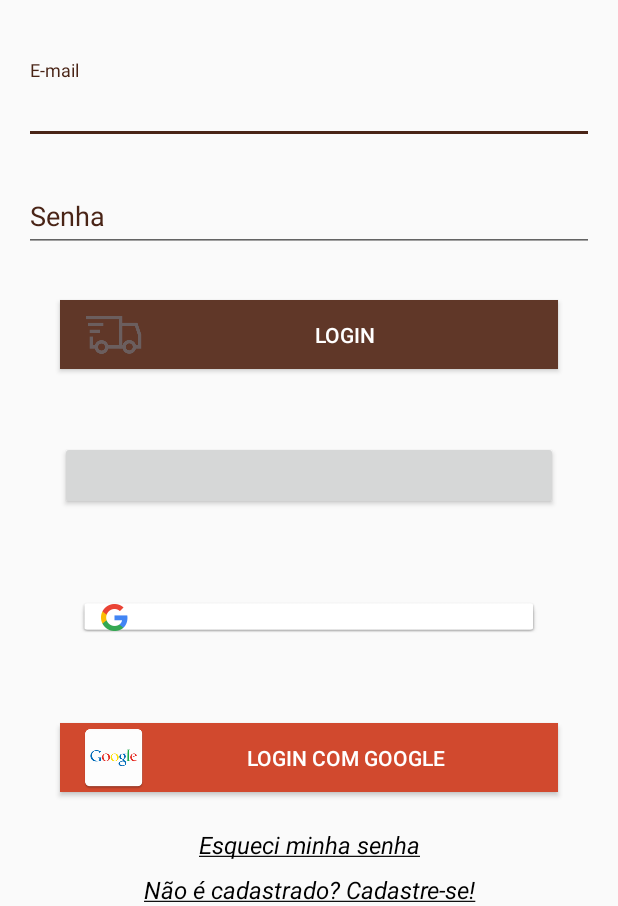
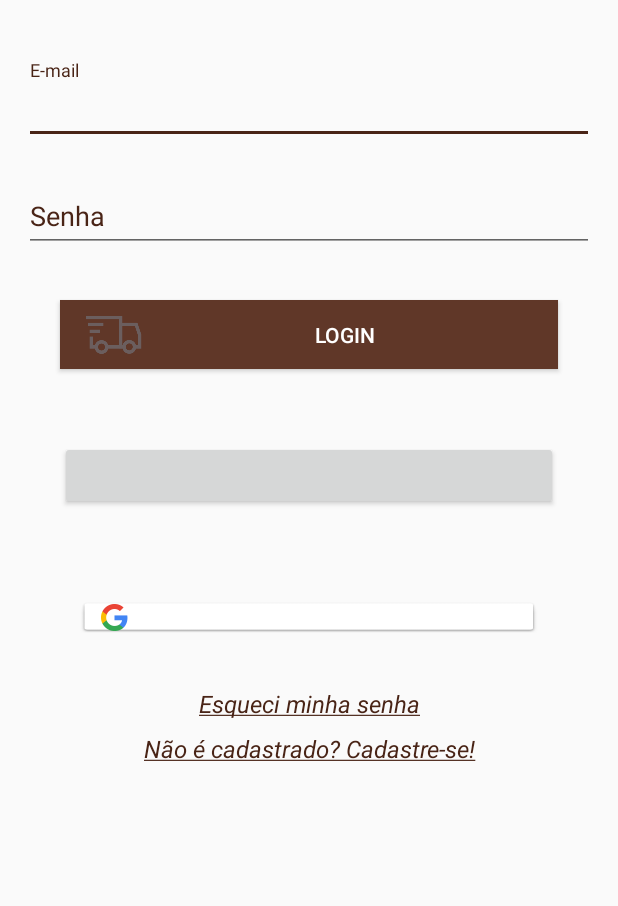
Before and after one commit to RafaelCarlos/EasyGas, an Android app: the screen it shows after launch (LoginActivity), on a phone screen of 412 x 824 dp, the part 330-1236 px from its top. Run offline under Robolectric (Android 15) with nearby library versions, the phone set to English and light mode, and no system bars; our stand-ins replace ButterKnife; libraries missing offline, so code that uses them is left out: com.afollestad.materialdialogs, com.facebook, com.facebook.login; plain views replace LoginButton; 5 statements that could not run were skipped.

Commit message:
Integrando aplicativo com API Google

```diff
--- a/app/src/main/java/com/codigo/rafael/easygas/user/LoginActivity.java
+++ b/app/src/main/java/com/codigo/rafael/easygas/user/LoginActivity.java
@@ -8,6 +8,7 @@ import android.content.SharedPreferences;
 import android.graphics.Color;
 import android.graphics.Typeface;
 import android.os.Bundle;
+import android.support.annotation.NonNull;
 import android.support.v7.app.AlertDialog;
 import android.support.v7.app.AppCompatActivity;
 import android.text.SpannableString;
@@ -44,6 +45,7 @@ import com.google.android.gms.auth.api.Auth;
 import com.google.android.gms.auth.api.signin.GoogleSignInAccount;
 import com.google.android.gms.auth.api.signin.GoogleSignInOptions;
 import com.google.android.gms.auth.api.signin.GoogleSignInResult;
+import com.google.android.gms.common.ConnectionResult;
 import com.google.android.gms.common.SignInButton;
 import com.google.android.gms.common.api.GoogleApiClient;
 
@@ -54,7 +56,7 @@ import java.util.Arrays;
 import butterknife.Bind;
 import butterknife.ButterKnife;
 
-public class LoginActivity extends AppCompatActivity {
+public class LoginActivity extends AppCompatActivity implements GoogleApiClient.OnConnectionFailedListener {
 
     private static final String TAG = "LoginActivity";
     private static final int REQUEST_SIGNUP = 0;
@@ -82,6 +84,9 @@ public class LoginActivity extends AppCompatActivity {
     private SharedPreferences preferences;
     private GraphRequest graphRequest;
     private GoogleApiClient mGoogleApiClient;
+    private String nome;
+    private String email;
+    private Bundle parametr;
 
     @Override
     public void onCreate(Bundle savedInstanceState) {
@@ -89,11 +94,15 @@ public class LoginActivity extends AppCompatActivity {
         setContentView(R.layout.activity_login);
         ButterKnife.bind(this);
 
+
+        parametr = new Bundle();
+
         preferences = getSharedPreferences("pref", Context.MODE_PRIVATE);
         String login = preferences.getString("login", null);
         String senha = preferences.getString("senha", null);
         SignInButton signInButton = (SignInButton) findViewById(R.id.sign_in_button);
-        signInButton.setSize(SignInButton.SIZE_STANDARD);
+        signInButton.setSize(SignInButton.SIZE_WIDE);
+
 
         GoogleSignInOptions gso = new GoogleSignInOptions.Builder(GoogleSignInOptions.DEFAULT_SIGN_IN)
                 .requestEmail()
@@ -102,7 +111,7 @@ public class LoginActivity extends AppCompatActivity {
 
 
         mGoogleApiClient = new GoogleApiClient.Builder(this)
-                .enableAutoManage(this /* FragmentActivity */, (GoogleApiClient.OnConnectionFailedListener) this /* OnConnectionFailedListener */)
+                .enableAutoManage(this /* FragmentActivity */, this /* OnConnectionFailedListener */)
                 .addApi(Auth.GOOGLE_SIGN_IN_API, gso)
                 .build();
 
@@ -203,9 +212,9 @@ public class LoginActivity extends AppCompatActivity {
             @Override
             public void onCompleted(GraphResponse response) {
                 try {
-                    String nome = response.getJSONObject().get("name").toString();
-                    String email = response.getJSONObject().get("email").toString();
-                    Bundle parametr = new Bundle();
+                    nome = response.getJSONObject().get("name").toString();
+                    email = response.getJSONObject().get("email").toString();
+                    parametr = new Bundle();
                     parametr.putString("name", nome);
                     parametr.putString("email", email);
                     Intent i = new Intent(LoginActivity.this, MainActivity.class);
@@ -299,7 +308,16 @@ public class LoginActivity extends AppCompatActivity {
         if (result.isSuccess()) {
             // Signed in successfully, show authenticated UI.
             GoogleSignInAccount acct = result.getSignInAccount();
+            nome = acct.getDisplayName();
+            email = acct.getEmail();
+            parametr = new Bundle();
+            parametr.putString("name", nome);
+            parametr.putString("email", email);
+            Intent i = new Intent(LoginActivity.this, MainActivity.class);
+            i.putExtras(parametr);
+            startActivity(i);
             Log.i("GoogleCerto", acct.getDisplayName());
+            Log.i("GoogleCerto", acct.getEmail());
 //            mStatusTextView.setText(getString(R.string.signed_in_fmt, acct.getDisplayName()));
 //            updateUI(true);
         } else {
@@ -366,4 +384,9 @@ public class LoginActivity extends AppCompatActivity {
                     }
                 }).show();
     }
+
+    @Override
+    public void onConnectionFailed(@NonNull ConnectionResult connectionResult) {
+
+    }
 }
--- a/app/src/main/res/layout/activity_login.xml
+++ b/app/src/main/res/layout/activity_login.xml
@@ -151,23 +151,23 @@
                 android:paddingRight="24dp" />
 
 
-            <android.support.v7.widget.AppCompatButton
-                android:id="@+id/btn_Google"
-                android:layout_width="match_parent"
-                android:layout_height="46dp"
-                android:layout_marginBottom="24dp"
-                android:layout_marginLeft="24dp"
-                android:layout_marginRight="24dp"
-                android:layout_marginTop="24dp"
-                android:background="@color/colorGradienteGoogle"
-                android:drawableLeft="@mipmap/ic_google"
-                android:drawablePadding="2dp"
-                android:padding="12dp"
-                android:paddingLeft="24dp"
-                android:paddingRight="24dp"
-                android:shadowColor="@color/colorAccent"
-                android:text="Login Com Google"
-                android:textColor="#ffffff" />
+            <!--<android.support.v7.widget.AppCompatButton-->
+            <!--android:id="@+id/btn_Google"-->
+            <!--android:layout_width="match_parent"-->
+            <!--android:layout_height="46dp"-->
+            <!--android:layout_marginBottom="24dp"-->
+            <!--android:layout_marginLeft="24dp"-->
+            <!--android:layout_marginRight="24dp"-->
+            <!--android:layout_marginTop="24dp"-->
+            <!--android:background="@color/colorGradienteGoogle"-->
+            <!--android:drawableLeft="@mipmap/ic_google"-->
+            <!--android:drawablePadding="2dp"-->
+            <!--android:padding="12dp"-->
+            <!--android:paddingLeft="24dp"-->
+            <!--android:paddingRight="24dp"-->
+            <!--android:shadowColor="@color/colorAccent"-->
+            <!--android:text="Login Com Google"-->
+            <!--android:textColor="#ffffff" />-->
 
             <TextView
                 android:id="@+id/link_esqueci_senha"
@@ -176,7 +176,7 @@
                 android:layout_marginBottom="8dp"
                 android:gravity="center"
                 android:text="Esqueci minha senha"
-                android:textColor="#000000"
+                android:textColor="@color/colorAccent"
                 android:textSize="16dip" />
 
             <TextView
@@ -186,7 +186,7 @@
                 android:layout_marginBottom="24dp"
                 android:gravity="center"
                 android:text="Não é cadastrado? Cadastre-se!"
-                android:textColor="#000000"
+                android:textColor="@color/colorAccent"
                 android:textSize="16dip" />
 
         </LinearLayout>
```
Also changed, not shown: app/src/main/java/com/codigo/rafael/easygas/MainActivity.java (+24 -4 lines).
